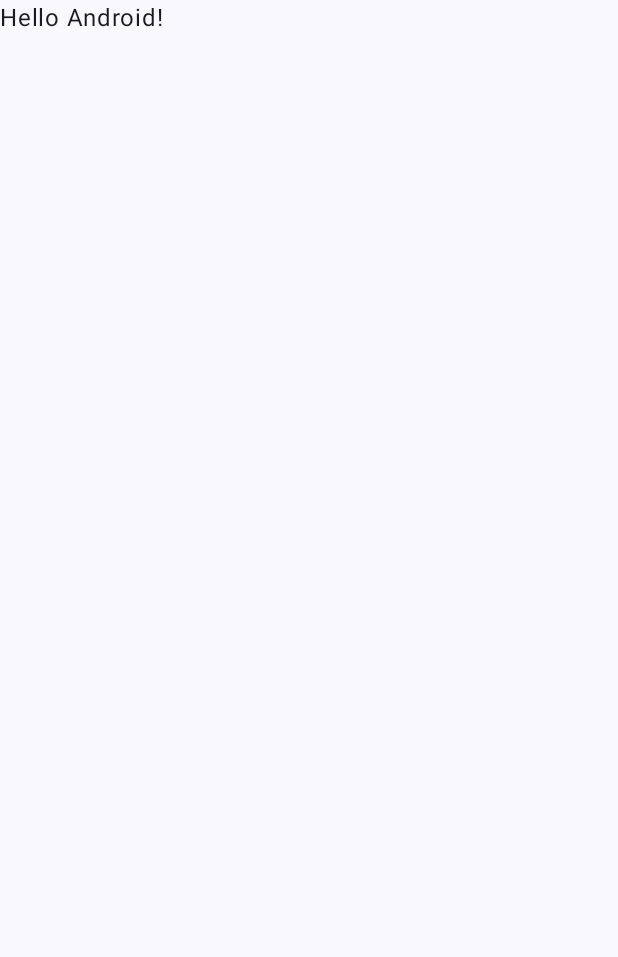
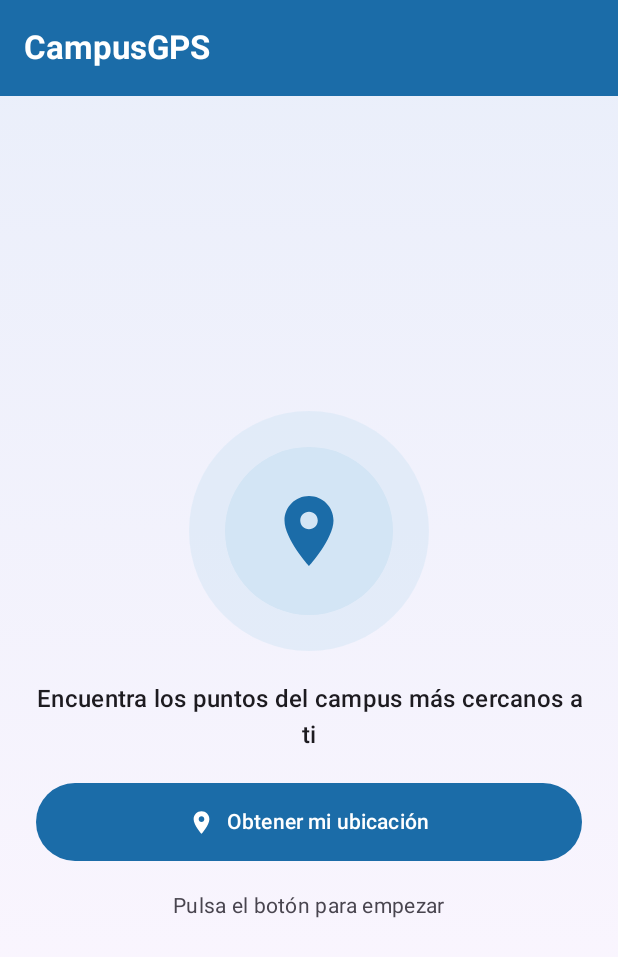
Before and after one commit to mtl-124/CampusGPS, an Android app built with Jetpack Compose: the screen it shows after launch (MainActivity), on a phone screen of 412 x 824 dp. Before the commit the part shown is almost empty. Shown: the top 957 px of the screen. Run offline under Robolectric (Android 15) with nearby library versions, the phone set to English and light mode, and no system bars.

Commit message:
feat(ubicacion): pide permiso de ubicacion en tiempo de ejecucion

```diff
--- a/app/build.gradle.kts
+++ b/app/build.gradle.kts
@@ -67,4 +67,5 @@ dependencies {
     implementation(libs.kotlinx.coroutines.play.services)
     implementation(libs.maps.compose)
     implementation(libs.androidx.lifecycle.viewmodel.compose)
+    implementation(libs.androidx.compose.material.icons.core)
 }
--- a/app/src/main/java/com/lajara/campusgps/MainActivity.kt
+++ b/app/src/main/java/com/lajara/campusgps/MainActivity.kt
@@ -11,6 +11,7 @@ import androidx.compose.material3.Text
 import androidx.compose.runtime.Composable
 import androidx.compose.ui.Modifier
 import androidx.compose.ui.tooling.preview.Preview
+import com.lajara.campusgps.ui.PantallaMapa
 import com.lajara.campusgps.ui.theme.CampusGPSTheme
 
 class MainActivity : ComponentActivity() {
@@ -19,12 +20,7 @@ class MainActivity : ComponentActivity() {
         enableEdgeToEdge()
         setContent {
             CampusGPSTheme {
-                Scaffold(modifier = Modifier.fillMaxSize()) { innerPadding ->
-                    Greeting(
-                        name = "Android",
-                        modifier = Modifier.padding(innerPadding)
-                    )
-                }
+                PantallaMapa()
             }
         }
     }
--- /dev/null
+++ b/app/src/main/java/com/lajara/campusgps/ui/PantallaMapa.kt
@@ -0,0 +1,239 @@
+package com.lajara.campusgps.ui
+
+import android.Manifest
+import android.content.pm.PackageManager
+import androidx.activity.compose.rememberLauncherForActivityResult
+import androidx.activity.result.contract.ActivityResultContracts
+import androidx.compose.foundation.background
+import androidx.compose.foundation.layout.Arrangement
+import androidx.compose.foundation.layout.Box
+import androidx.compose.foundation.layout.Column
+import androidx.compose.foundation.layout.Row
+import androidx.compose.foundation.layout.Spacer
+import androidx.compose.foundation.layout.fillMaxSize
+import androidx.compose.foundation.layout.fillMaxWidth
+import androidx.compose.foundation.layout.height
+import androidx.compose.foundation.layout.padding
+import androidx.compose.foundation.layout.size
+import androidx.compose.foundation.layout.width
+import androidx.compose.foundation.shape.CircleShape
+import androidx.compose.material.icons.Icons
+import androidx.compose.material.icons.filled.Place
+import androidx.compose.material3.Button
+import androidx.compose.material3.ButtonDefaults
+import androidx.compose.material3.CardDefaults
+import androidx.compose.material3.ElevatedCard
+import androidx.compose.material3.ExperimentalMaterial3Api
+import androidx.compose.material3.HorizontalDivider
+import androidx.compose.material3.Icon
+import androidx.compose.material3.MaterialTheme
+import androidx.compose.material3.Scaffold
+import androidx.compose.material3.Surface
+import androidx.compose.material3.Text
+import androidx.compose.material3.TopAppBar
+import androidx.compose.material3.TopAppBarDefaults
+import androidx.compose.runtime.Composable
+import androidx.compose.runtime.collectAsState
+import androidx.compose.runtime.getValue
+import androidx.compose.ui.Alignment
+import androidx.compose.ui.Modifier
+import androidx.compose.ui.draw.clip
+import androidx.compose.ui.graphics.Brush
+import androidx.compose.ui.platform.LocalContext
+import androidx.compose.ui.text.font.FontWeight
+import androidx.compose.ui.text.style.TextAlign
+import androidx.compose.ui.unit.dp
+import androidx.core.content.ContextCompat
+import androidx.lifecycle.viewmodel.compose.viewModel
+import com.lajara.campusgps.model.UbicacionUi
+import com.lajara.campusgps.viewmodel.CampusViewModelFactory
+import com.lajara.campusgps.viewmodel.MapaViewModel
+import java.util.Locale
+
+@OptIn(ExperimentalMaterial3Api::class)
+@Composable
+fun PantallaMapa(
+    vm: MapaViewModel = viewModel(factory = CampusViewModelFactory(LocalContext.current))
+) {
+    val contexto = LocalContext.current
+    val estado by vm.estado.collectAsState()
+
+    val lanzador = rememberLauncherForActivityResult(
+        ActivityResultContracts.RequestMultiplePermissions()
+    ) { resultado ->
+        if (resultado.values.any { it }) vm.buscar() else vm.permisoDenegado()
+    }
+
+    fun alPulsar() {
+        val fine = ContextCompat.checkSelfPermission(
+            contexto, Manifest.permission.ACCESS_FINE_LOCATION
+        ) == PackageManager.PERMISSION_GRANTED
+        val coarse = ContextCompat.checkSelfPermission(
+            contexto, Manifest.permission.ACCESS_COARSE_LOCATION
+        ) == PackageManager.PERMISSION_GRANTED
+
+        if (fine || coarse) {
+            vm.buscar()
+        } else {
+            lanzador.launch(
+                arrayOf(
+                    Manifest.permission.ACCESS_FINE_LOCATION,
+                    Manifest.permission.ACCESS_COARSE_LOCATION
+                )
+            )
+        }
+    }
+
+    Scaffold(
+        topBar = {
+            TopAppBar(
+                title = { Text("CampusGPS", fontWeight = FontWeight.Bold) },
+                colors = TopAppBarDefaults.topAppBarColors(
+                    containerColor = MaterialTheme.colorScheme.primary,
+                    titleContentColor = MaterialTheme.colorScheme.onPrimary
+                )
+            )
+        }
+    ) { padding ->
+        Box(
+            modifier = Modifier
+                .padding(padding)
+                .fillMaxSize()
+                .background(
+                    Brush.verticalGradient(
+                        listOf(
+                            MaterialTheme.colorScheme.primaryContainer.copy(alpha = 0.45f),
+                            MaterialTheme.colorScheme.background
+                        )
+                    )
+                )
+        ) {
+            Column(
+                modifier = Modifier
+                    .fillMaxSize()
+                    .padding(24.dp),
+                horizontalAlignment = Alignment.CenterHorizontally,
+                verticalArrangement = Arrangement.spacedBy(20.dp, Alignment.CenterVertically)
+            ) {
+                Box(
+                    modifier = Modifier
+                        .size(160.dp)
+                        .clip(CircleShape)
+                        .background(MaterialTheme.colorScheme.primaryContainer.copy(alpha = 0.5f)),
+                    contentAlignment = Alignment.Center
+                ) {
+                    Box(
+                        modifier = Modifier
+                            .size(112.dp)
+                            .clip(CircleShape)
+                            .background(MaterialTheme.colorScheme.primaryContainer),
+                        contentAlignment = Alignment.Center
+                    ) {
+                        Icon(
+                            imageVector = Icons.Default.Place,
+                            contentDescription = null,
+                            tint = MaterialTheme.colorScheme.primary,
+                            modifier = Modifier.size(56.dp)
+                        )
+                    }
+                }
+
+                Text(
+                    text = "Encuentra los puntos del campus más cercanos a ti",
+                    style = MaterialTheme.typography.titleMedium,
+                    fontWeight = FontWeight.SemiBold,
+                    textAlign = TextAlign.Center,
+                    color = MaterialTheme.colorScheme.onSurface
+                )
+
+                Button(
+                    onClick = { alPulsar() },
+                    enabled = estado !is UbicacionUi.Buscando,
+                    modifier = Modifier
+                        .fillMaxWidth()
+                        .height(52.dp)
+                ) {
+                    Icon(
+                        imageVector = Icons.Default.Place,
+                        contentDescription = null,
+                        modifier = Modifier.size(ButtonDefaults.IconSize)
+                    )
+                    Spacer(Modifier.width(ButtonDefaults.IconSpacing))
+                    Text("Obtener mi ubicación")
+                }
+
+                when (val e = estado) {
+                    is UbicacionUi.Inicial -> Text(
+                        text = "Pulsa el botón para empezar",
+                        style = MaterialTheme.typography.bodyMedium,
+                        color = MaterialTheme.colorScheme.onSurfaceVariant
+                    )
+                    is UbicacionUi.Lista -> ElevatedCard(
+                        modifier = Modifier.fillMaxWidth(),
+                        colors = CardDefaults.elevatedCardColors(
+                            containerColor = MaterialTheme.colorScheme.surface
+                        )
+                    ) {
+                        Column(
+                            modifier = Modifier.padding(16.dp),
+                            verticalArrangement = Arrangement.spacedBy(12.dp)
+                        ) {
+                            Row(
+                                verticalAlignment = Alignment.CenterVertically,
+                                horizontalArrangement = Arrangement.spacedBy(8.dp)
+                            ) {
+                                Icon(
+                                    imageVector = Icons.Default.Place,
+                                    contentDescription = null,
+                                    tint = MaterialTheme.colorScheme.primary,
+                                    modifier = Modifier.size(20.dp)
+                                )
+                                Text(
+                                    text = "Tu ubicación actual",
+                                    style = MaterialTheme.typography.titleSmall,
+                                    fontWeight = FontWeight.Bold,
+                                    color = MaterialTheme.colorScheme.primary
+                                )
+                            }
+                            HorizontalDivider()
+                            FilaDato("Latitud", formatear(e.posicion.latitud))
+                            FilaDato("Longitud", formatear(e.posicion.longitud))
+                        }
+                    }
+                    is UbicacionUi.Error -> Surface(
+                        modifier = Modifier.fillMaxWidth(),
+                        color = MaterialTheme.colorScheme.errorContainer,
+                        shape = MaterialTheme.shapes.medium
+                    ) {
+                        Text(
+                            text = e.mensaje,
+                            color = MaterialTheme.colorScheme.onErrorContainer,
+                            textAlign = TextAlign.Center,
+                            modifier = Modifier.padding(16.dp)
+                        )
+                    }
+                    is UbicacionUi.Buscando -> {}
+                }
+            }
+        }
+    }
+}
+
+@Composable
+private fun FilaDato(etiqueta: String, valor: String) {
+    Row(
+        modifier = Modifier.fillMaxWidth(),
+        horizontalArrangement = Arrangement.SpaceBetween
+    ) {
+        Text(
+            text = etiqueta,
+            color = MaterialTheme.colorScheme.onSurfaceVariant
+        )
+        Text(
+            text = valor,
+            fontWeight = FontWeight.SemiBold
+        )
+    }
+}
+
+private fun formatear(valor: Double): String = String.format(Locale.US, "%.4f", valor)
--- a/app/src/main/java/com/lajara/campusgps/ui/theme/Color.kt
+++ b/app/src/main/java/com/lajara/campusgps/ui/theme/Color.kt
@@ -9,3 +9,4 @@ val Pink80 = Color(0xFFEFB8C8)
 val Purple40 = Color(0xFF6650a4)
 val PurpleGrey40 = Color(0xFF625b71)
 val Pink40 = Color(0xFF7D5260)
+val AzulCampus = Color(0xFF1B6CA8)
--- a/app/src/main/java/com/lajara/campusgps/ui/theme/Theme.kt
+++ b/app/src/main/java/com/lajara/campusgps/ui/theme/Theme.kt
@@ -1,57 +1,21 @@
 package com.lajara.campusgps.ui.theme
 
-import android.app.Activity
-import android.os.Build
-import androidx.compose.foundation.isSystemInDarkTheme
 import androidx.compose.material3.MaterialTheme
-import androidx.compose.material3.darkColorScheme
-import androidx.compose.material3.dynamicDarkColorScheme
-import androidx.compose.material3.dynamicLightColorScheme
 import androidx.compose.material3.lightColorScheme
 import androidx.compose.runtime.Composable
-import androidx.compose.ui.platform.LocalContext
+import androidx.compose.ui.graphics.Color
 
-private val DarkColorScheme = darkColorScheme(
-    primary = Purple80,
-    secondary = PurpleGrey80,
-    tertiary = Pink80
-)
-
-private val LightColorScheme = lightColorScheme(
-    primary = Purple40,
-    secondary = PurpleGrey40,
-    tertiary = Pink40
-
-    /* Other default colors to override
-    background = Color(0xFFFFFBFE),
-    surface = Color(0xFFFFFBFE),
+private val EsquemaClaro = lightColorScheme(
+    primary = AzulCampus,
     onPrimary = Color.White,
-    onSecondary = Color.White,
-    onTertiary = Color.White,
-    onBackground = Color(0xFF1C1B1F),
-    onSurface = Color(0xFF1C1B1F),
-    */
+    primaryContainer = Color(0xFFD3E5F5),
+    onPrimaryContainer = Color(0xFF0B2F4A)
 )
 
 @Composable
-fun CampusGPSTheme(
-    darkTheme: Boolean = isSystemInDarkTheme(),
-    // Dynamic color is available on Android 12+
-    dynamicColor: Boolean = true,
-    content: @Composable () -> Unit
-) {
-    val colorScheme = when {
-        dynamicColor && Build.VERSION.SDK_INT >= Build.VERSION_CODES.S -> {
-            val context = LocalContext.current
-            if (darkTheme) dynamicDarkColorScheme(context) else dynamicLightColorScheme(context)
-        }
-
-        darkTheme -> DarkColorScheme
-        else -> LightColorScheme
-    }
-
+fun CampusGPSTheme(content: @Composable () -> Unit) {
     MaterialTheme(
-        colorScheme = colorScheme,
+        colorScheme = EsquemaClaro,
         typography = Typography,
         content = content
     )
--- a/gradle/libs.versions.toml
+++ b/gradle/libs.versions.toml
@@ -6,7 +6,7 @@ junitVersion = "1.3.0"
 espressoCore = "3.7.0"
 lifecycleRuntimeKtx = "2.11.0"
 activityCompose = "1.13.0"
-kotlin = "2.2.10"
+kotlin = "2.4.10"
 composeBom = "2026.02.01"
 playServicesLocation = "21.3.0"
 coroutinesPlayServices = "1.8.1"
@@ -32,6 +32,7 @@ play-services-location = { group = "com.google.android.gms", name = "play-servic
 kotlinx-coroutines-play-services = { group = "org.jetbrains.kotlinx", name = "kotlinx-coroutines-play-services", version.ref = "coroutinesPlayServices" }
 maps-compose = { group = "com.google.maps.android", name = "maps-compose", version.ref = "mapsCompose" }
 androidx-lifecycle-viewmodel-compose = { group = "androidx.lifecycle", name = "lifecycle-viewmodel-compose", version.ref = "lifecycleViewmodelCompose" }
+androidx-compose-material-icons-core = { group = "androidx.compose.material", name = "material-icons-core" }
 
 [plugins]
 android-application = { id = "com.android.application", version.ref = "agp" }
```
